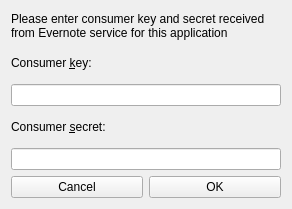
d1vanov/quentier, file QuteNote/src/gui/AskConsumerKeyAndSecret.ui: the form before one commit.
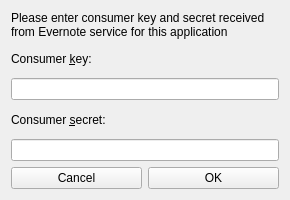
The form after the commit.

Commit message: Made sizes of helper widgets asking for consumer key/secret and username/password minimal (290x200).

```diff
--- a/QuteNote/src/gui/AskConsumerKeyAndSecret.ui
+++ b/QuteNote/src/gui/AskConsumerKeyAndSecret.ui
@@ -6,16 +6,28 @@
    <rect>
     <x>0</x>
     <y>0</y>
-    <width>292</width>
-    <height>209</height>
+    <width>290</width>
+    <height>200</height>
    </rect>
   </property>
+  <property name="sizePolicy">
+   <sizepolicy hsizetype="Minimum" vsizetype="Minimum">
+    <horstretch>0</horstretch>
+    <verstretch>0</verstretch>
+   </sizepolicy>
+  </property>
   <property name="minimumSize">
    <size>
     <width>290</width>
     <height>200</height>
    </size>
   </property>
+  <property name="maximumSize">
+   <size>
+    <width>290</width>
+    <height>200</height>
+   </size>
+  </property>
   <property name="windowTitle">
    <string>Consumer key and secret</string>
   </property>
```
The commit also changes 1 other file.
